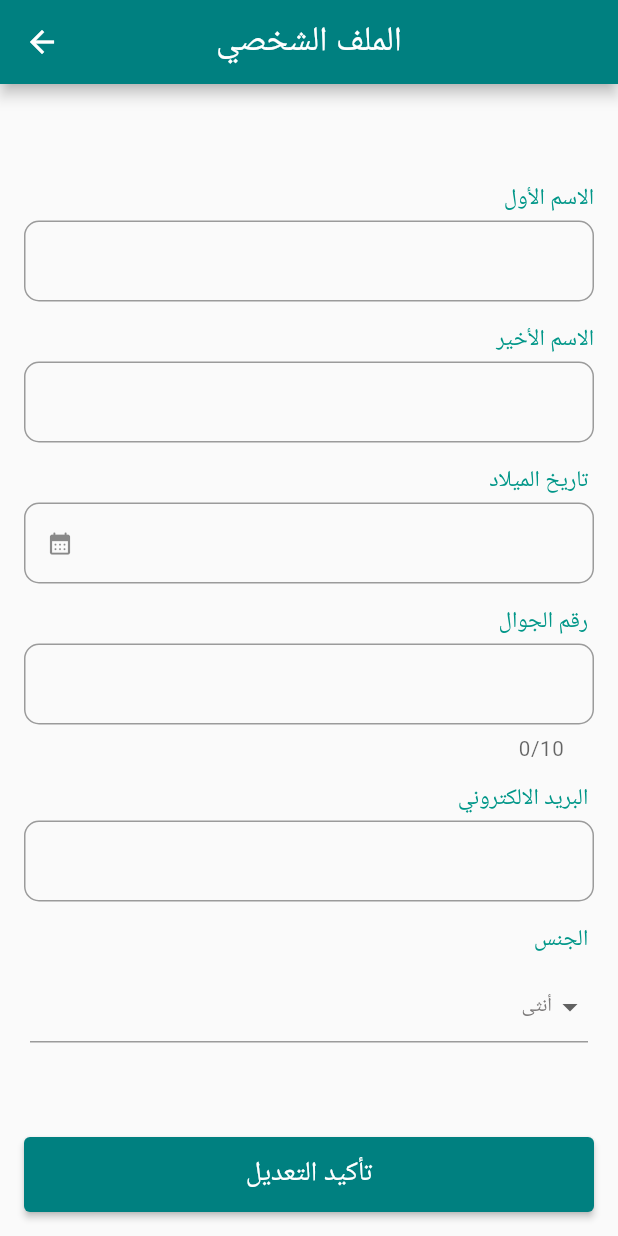
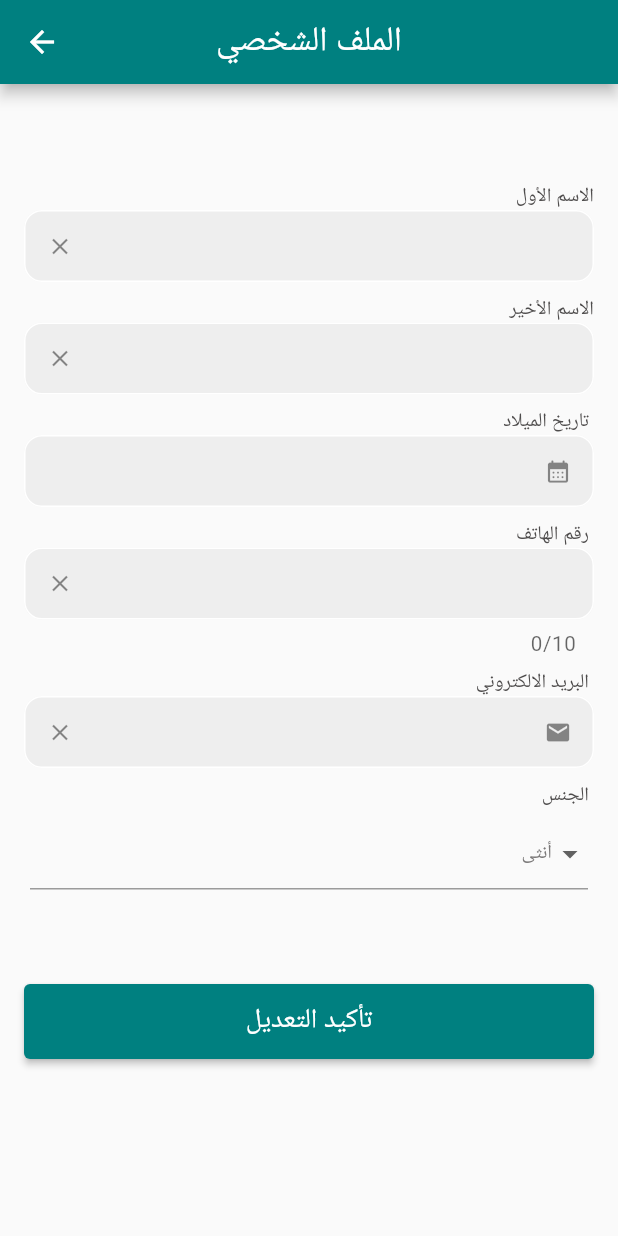
Before and after one commit to lamaali22/Qanuni2, a Flutter app: the AccountInfoScreen screen opened directly, on a phone screen of 412 x 824 dp. Run offline on Flutter 3.47's test engine with Material 2 defaults, Android fonts, the light colour scheme and no system bars; drawn by our look-alikes of oktoast; our stand-ins replace awesome_dialog, bloc, cloud_firestore, email_validator, firebase_auth, firebase_core and 11 more; missing offline and left inert: chat_gpt_sdk, flutter_stripe, rating_summary, zego_uikit_prebuilt_call; accounts and stored records are empty; Roboto replaces fonts that are missing (Cairo).

Commit message:
sadeem updates

```diff
--- a/lib/ClientProfile.dart
+++ b/lib/ClientProfile.dart
@@ -115,7 +115,10 @@ class _ClientProfileState extends State<ClientProfile> {
         backgroundColor: Color.fromARGB(255, 0, 128, 128),
         title: const Text(
           " حسابي",
-          style: TextStyle(fontFamily: 'Cairo', fontWeight: FontWeight.w500),
+          style: TextStyle(
+              fontFamily: 'Cairo',
+              fontWeight: FontWeight.w500,
+              color: Colors.white),
         ),
         centerTitle: true,
       ),
--- a/lib/consultationFromClient.dart
+++ b/lib/consultationFromClient.dart
@@ -184,7 +184,10 @@ class _BookingListScreenState extends State<BookingClientScreen>
           backgroundColor: Color.fromARGB(255, 0, 128, 128),
           title: const Text(
             "مواعيدي",
-            style: TextStyle(fontFamily: 'Cairo', fontWeight: FontWeight.w500),
+            style: TextStyle(
+                fontFamily: 'Cairo',
+                fontWeight: FontWeight.w500,
+                color: Colors.white),
           ),
           centerTitle: true,
           actions: [],
--- a/lib/consultationLawyer.dart
+++ b/lib/consultationLawyer.dart
@@ -494,7 +494,10 @@ class _BookingListScreenState extends State<BookingListScreen>
           backgroundColor: Color.fromARGB(255, 0, 128, 128),
           title: const Text(
             "مواعيدي",
-            style: TextStyle(fontFamily: 'Cairo', fontWeight: FontWeight.w500),
+            style: TextStyle(
+                fontFamily: 'Cairo',
+                fontWeight: FontWeight.w500,
+                color: Colors.white),
           ),
           centerTitle: true,
           actions: [],
--- a/lib/editProfileClient.dart
+++ b/lib/editProfileClient.dart
@@ -257,6 +257,12 @@ class _AccountInfoScreenState extends State<AccountInfoScreen> {
     } else {
       print('No user data found in Firestore for email: $email');
     }
+    initialFirstName = fNameController.text;
+    initialLastName = lNameController.text;
+    initialDOB = dOBController.text;
+    initialPhoneNum = phoneNumController.text;
+    initialEmail = emailController.text;
+    initialGender = selectedItem;
   }
 
 // Function to show a password input dialog
@@ -394,36 +400,43 @@ class _AccountInfoScreenState extends State<AccountInfoScreen> {
                     Text(
                       'الاسم الأول',
                       style: TextStyle(
-                        fontSize: 15,
-                        color: Colors.teal,
+                        fontSize: 13,
+                        color: Color.fromARGB(
+                          255,
+                          78,
+                          76,
+                          76,
+                        ),
                       ),
                     ),
-                    SizedBox(height: 5),
+                    // SizedBox(height: 5),
                     TextFormField(
                       controller: fNameController,
                       focusNode: fNameFocus,
                       style: TextStyle(
-                          fontSize: 13, height: 1.1, color: Colors.black),
+                          fontSize: 13, height: 0.9, color: Colors.black),
                       textAlign: TextAlign.right,
                       decoration: InputDecoration(
-                        labelStyle: TextStyle(
-                          fontSize: 18,
-                          color: Colors.teal,
-                        ),
+                        border: OutlineInputBorder(),
                         isDense: true,
-                        border: OutlineInputBorder(
-                          borderRadius: BorderRadius.circular(10),
+                        enabledBorder: OutlineInputBorder(
+                          borderSide: BorderSide(color: Colors.white),
+                          borderRadius: BorderRadius.circular(12),
                         ),
                         focusedBorder: OutlineInputBorder(
-                          borderRadius: BorderRadius.circular(10),
-                          borderSide: BorderSide(color: Colors.teal, width: 2),
+                          borderSide: BorderSide(color: Colors.teal),
+                          borderRadius: BorderRadius.circular(12),
                         ),
-                        contentPadding: EdgeInsets.symmetric(
-                          vertical: 20,
-                          horizontal: 20,
+                        fillColor: Colors.grey[200],
+                        filled: true,
+                        prefixIcon: IconButton(
+                          icon: Icon(Icons.clear), // Clear button icon
+                          onPressed: () {
+                            setState(() {
+                              fNameController.clear();
+                            });
+                          },
                         ),
-                        hintStyle: TextStyle(color: Colors.grey[800]),
-                        //  hintText: "الاسم الأول",
                       ),
                       validator: (value) {
                         if (value == null || value.trim().isEmpty) {
@@ -437,7 +450,7 @@ class _AccountInfoScreenState extends State<AccountInfoScreen> {
                 ),
               ),
               SizedBox(
-                height: 15,
+                height: 9,
               ),
               Container(
                 child: Column(
@@ -446,36 +459,38 @@ class _AccountInfoScreenState extends State<AccountInfoScreen> {
                     Text(
                       'الاسم الأخير',
                       style: TextStyle(
-                        fontSize: 15,
-                        color: Colors.teal,
+                        fontSize: 13,
+                        color: Color.fromARGB(255, 78, 76, 76),
                       ),
                     ),
-                    SizedBox(height: 5),
+                    // SizedBox(height: 5),
                     TextFormField(
                       controller: lNameController,
                       focusNode: lNameFocus,
                       style: TextStyle(
-                          fontSize: 13, height: 1.1, color: Colors.black),
+                          fontSize: 13, height: 0.9, color: Colors.black),
                       textAlign: TextAlign.right,
                       decoration: InputDecoration(
-                        labelStyle: TextStyle(
-                          fontSize: 18,
-                          color: Colors.teal,
-                        ),
+                        border: OutlineInputBorder(),
                         isDense: true,
-                        border: OutlineInputBorder(
-                          borderRadius: BorderRadius.circular(10),
+                        enabledBorder: OutlineInputBorder(
+                          borderSide: BorderSide(color: Colors.white),
+                          borderRadius: BorderRadius.circular(12),
                         ),
                         focusedBorder: OutlineInputBorder(
-                          borderRadius: BorderRadius.circular(10),
-                          borderSide: BorderSide(color: Colors.teal, width: 2),
+                          borderSide: BorderSide(color: Colors.teal),
+                          borderRadius: BorderRadius.circular(12),
                         ),
-                        contentPadding: EdgeInsets.symmetric(
-                          vertical: 20,
-                          horizontal: 20,
+                        fillColor: Colors.grey[200],
+                        filled: true,
+                        prefixIcon: IconButton(
+                          icon: Icon(Icons.clear), // Clear button icon
+                          onPressed: () {
+                            setState(() {
+                              lNameController.clear();
+                            });
+                          },
                         ),
-                        hintStyle: TextStyle(color: Colors.grey[800]),
-                        // hintText: "الاسم الأخير",
                       ),
                       validator: (value) {
                         if (value == null || value.trim().isEmpty) {
@@ -489,7 +504,7 @@ class _AccountInfoScreenState extends State<AccountInfoScreen> {
                 ),
               ),
               SizedBox(
-                height: 15,
+                height: 9,
               ),
               Container(
                 child: Column(
@@ -498,11 +513,11 @@ class _AccountInfoScreenState extends State<AccountInfoScreen> {
                     Text(
                       'تاريخ الميلاد ',
                       style: TextStyle(
-                        fontSize: 15,
-                        color: Colors.teal,
+                        fontSize: 13,
+                        color: Color.fromARGB(255, 78, 76, 76),
                       ),
                     ),
-                    SizedBox(height: 5),
+                    // SizedBox(height: 5),
                     Container(
                       child: TextFormField(
                         controller: dOBController,
@@ -511,26 +526,19 @@ class _AccountInfoScreenState extends State<AccountInfoScreen> {
                             fontSize: 13, height: 1.1, color: Colors.black),
                         textAlign: TextAlign.right,
                         decoration: InputDecoration(
-                            labelStyle: TextStyle(
-                              fontSize: 18,
-                              color: Colors.teal,
-                            ),
+                            border: OutlineInputBorder(),
                             isDense: true,
-                            border: OutlineInputBorder(
-                              borderRadius: BorderRadius.circular(10),
+                            enabledBorder: OutlineInputBorder(
+                              borderSide: BorderSide(color: Colors.white),
+                              borderRadius: BorderRadius.circular(12),
                             ),
                             focusedBorder: OutlineInputBorder(
-                              borderRadius: BorderRadius.circular(10),
-                              borderSide:
-                                  BorderSide(color: Colors.teal, width: 2),
+                              borderSide: BorderSide(color: Colors.teal),
+                              borderRadius: BorderRadius.circular(12),
                             ),
-                            contentPadding: EdgeInsets.symmetric(
-                              vertical: 20,
-                              horizontal: 20,
-                            ),
-                            hintStyle: TextStyle(color: Colors.grey[800]),
-                            // hintText: "تاريخ الميلاد",
-                            prefixIcon: Icon(Icons.calendar_month_rounded)),
+                            fillColor: Colors.grey[200],
+                            filled: true,
+                            suffixIcon: Icon(Icons.calendar_month_rounded)),
                         validator: (value) {
                           if (value == null || value.trim().isEmpty) {
                             return 'الرجاء تعبئة الخانة';
@@ -545,18 +553,22 @@ class _AccountInfoScreenState extends State<AccountInfoScreen> {
                         onTap: () async {
                           DateTime? pickedDate = await showDatePicker(
                             context: context,
-                            initialDate: DateTime.now(),
+                            initialDate: DateTime(2007),
                             firstDate: DateTime(1930),
-                            lastDate: DateTime.now(),
+                            lastDate: DateTime(2007),
                             builder: (BuildContext context, Widget? child) {
                               return Theme(
-                                data: ThemeData.light().copyWith(
-                                  primaryColor: Colors.teal, // Head color
-                                  hintColor: Colors.teal, // Highlight color
-                                  colorScheme:
-                                      ColorScheme.light(primary: Colors.teal),
-                                  buttonTheme: ButtonThemeData(
-                                      textTheme: ButtonTextTheme.primary),
+                                data: ThemeData.dark().copyWith(
+                                  colorScheme: ColorScheme.dark(
+                                    primary: Colors
+                                        .teal, // Change the primary color to teal
+                                  ),
+                                  textTheme: TextTheme(
+                                    headline1: TextStyle(
+                                      color: Colors
+                                          .teal, // Change the year text color to teal
+                                    ),
+                                  ),
                                 ),
                                 child: child!,
                               );
@@ -577,20 +589,20 @@ class _AccountInfoScreenState extends State<AccountInfoScreen> {
                 ),
               ),
               SizedBox(
-                height: 15,
+                height: 9,
               ),
               Container(
                 child: Column(
                   crossAxisAlignment: CrossAxisAlignment.end,
                   children: [
                     Text(
-                      'رقم الجوال ',
+                      'رقم الهاتف ',
                       style: TextStyle(
-                        fontSize: 15,
-                        color: Colors.teal,
+                        fontSize: 13,
+                        color: Color.fromARGB(255, 78, 76, 76),
                       ),
                     ),
-                    SizedBox(height: 5),
+                    // SizedBox(height: 5),
                     TextFormField(
                       controller: phoneNumController,
                       focusNode: phoneNumFocus,
@@ -599,24 +611,26 @@ class _AccountInfoScreenState extends State<AccountInfoScreen> {
                           fontSize: 13, height: 1.1, color: Colors.black),
                       textAlign: TextAlign.right,
                       decoration: InputDecoration(
-                        labelStyle: TextStyle(
-                          fontSize: 18,
-                          color: Colors.teal,
-                        ),
+                        border: OutlineInputBorder(),
                         isDense: true,
-                        border: OutlineInputBorder(
-                          borderRadius: BorderRadius.circular(10),
+                        enabledBorder: OutlineInputBorder(
+                          borderSide: BorderSide(color: Colors.white),
+                          borderRadius: BorderRadius.circular(12),
                         ),
                         focusedBorder: OutlineInputBorder(
-                          borderRadius: BorderRadius.circular(10),
-                          borderSide: BorderSide(color: Colors.teal, width: 2),
+                          borderSide: BorderSide(color: Colors.teal),
+                          borderRadius: BorderRadius.circular(12),
                         ),
-                        contentPadding: EdgeInsets.symmetric(
-                          vertical: 20,
-                          horizontal: 20,
+                        fillColor: Colors.grey[200],
+                        filled: true,
+                        prefixIcon: IconButton(
+                          icon: Icon(Icons.clear), // Clear button icon
+                          onPressed: () {
+                            setState(() {
+                              phoneNumController.clear();
+                            });
+                          },
                         ),
-                        hintStyle: TextStyle(color: Colors.grey[800]),
-                        // hintText: ' (05x xxxx xxx) رقم الهاتف',
                       ),
                       validator: (value) {
                         if (value == null || value.isEmpty) {
@@ -634,7 +648,7 @@ class _AccountInfoScreenState extends State<AccountInfoScreen> {
                 ),
               ),
               SizedBox(
-                height: 15,
+                height: 9,
               ),
               Container(
                 child: Column(
@@ -643,11 +657,11 @@ class _AccountInfoScreenState extends State<AccountInfoScreen> {
                     Text(
                       'البريد الالكتروني ',
                       style: TextStyle(
-                        fontSize: 15,
-                        color: Colors.teal,
+                        fontSize: 13,
+                        color: Color.fromARGB(255, 78, 76, 76),
                       ),
                     ),
-                    SizedBox(height: 5),
+                    // SizedBox(height: 5),
                     TextFormField(
                       onTap: () async {
                         print("ontap");
@@ -659,24 +673,27 @@ class _AccountInfoScreenState extends State<AccountInfoScreen> {
                           fontSize: 13, height: 1.1, color: Colors.black),
                       textAlign: TextAlign.right,
                       decoration: InputDecoration(
-                        labelStyle: TextStyle(
-                          fontSize: 18,
-                          color: Colors.teal,
-                        ),
+                        border: OutlineInputBorder(),
                         isDense: true,
-                        border: OutlineInputBorder(
-                          borderRadius: BorderRadius.circular(10),
+                        enabledBorder: OutlineInputBorder(
+                          borderSide: BorderSide(color: Colors.white),
+                          borderRadius: BorderRadius.circular(12),
                         ),
                         focusedBorder: OutlineInputBorder(
-                          borderRadius: BorderRadius.circular(10),
-                          borderSide: BorderSide(color: Colors.teal, width: 2),
+                          borderSide: BorderSide(color: Colors.teal),
+                          borderRadius: BorderRadius.circular(12),
                         ),
-                        contentPadding: EdgeInsets.symmetric(
-                          vertical: 20,
-                          horizontal: 20,
+                        fillColor: Colors.grey[200],
+                        filled: true,
+                        suffixIcon: Icon(Icons.email),
+                        prefixIcon: IconButton(
+                          icon: Icon(Icons.clear), // Clear button icon
+                          onPressed: () {
+                            setState(() {
+                              emailController.clear();
+                            });
+                          },
                         ),
-                        hintStyle: TextStyle(color: Colors.grey[800]),
-                        //hintText: '(example@gmail.com) البريد الالكتروني',
                       ),
                       validator: (value) {
                         if (value == null || value.trim().isEmpty) {
@@ -684,9 +701,9 @@ class _AccountInfoScreenState extends State<AccountInfoScreen> {
                         } else if (value.length > 50)
                           return ' الرجاء تعبئة الخانة بشكل صحيح';
                         else if (!validateEmail(value))
-                          return 'الرجاء ادخال بريد الكتروني صحيح';
+                          return '( Example@gmail.com )الرجاء ادخال بريد الكتروني صحيح';
                         else {
-                          if (emails.contains(value))
+                          if (emails.contains(value) && value != initialEmail)
                             return 'هذا البريد الإلكتروني مستخدم';
                         }
 
@@ -697,7 +714,7 @@ class _AccountInfoScreenState extends State<AccountInfoScreen> {
                 ),
               ),
               SizedBox(
-                height: 15,
+                height: 9,
               ),
               Container(
                 child: Column(
@@ -706,11 +723,10 @@ class _AccountInfoScreenState extends State<AccountInfoScreen> {
                     Text(
                       'الجنس ',
                       style: TextStyle(
-                        fontSize: 15,
-                        color: Colors.teal,
+                        fontSize: 13,
+                        color: Color.fromARGB(255, 78, 76, 76),
                       ),
                     ),
-                    SizedBox(height: 5),
                     Align(
                       alignment: Alignment.centerRight,
                       child: FractionallySizedBox(
--- a/lib/lawyerProfile.dart
+++ b/lib/lawyerProfile.dart
@@ -124,7 +124,10 @@ class _ViewProfileLawyerState extends State<ViewProfileLawyer> {
         backgroundColor: Color.fromARGB(255, 0, 128, 128),
         title: const Text(
           " حسابي",
-          style: TextStyle(fontFamily: 'Cairo', fontWeight: FontWeight.w500),
+          style: TextStyle(
+              fontFamily: 'Cairo',
+              fontWeight: FontWeight.w500,
+              color: Colors.white),
         ),
         centerTitle: true,
       ),
--- a/lib/presentation/screens/client_signup_screen/view.dart
+++ b/lib/presentation/screens/client_signup_screen/view.dart
@@ -353,7 +353,7 @@ class _ClientSignUpScreenState extends State<ClientSignUpScreen> {
                             onTap: () async {
                               DateTime? pickedDate = await showDatePicker(
                                 context: context,
-                                initialDate: DateTime.now(),
+                                initialDate: DateTime(2007),
                                 firstDate: DateTime(1930),
                                 lastDate: DateTime(2007),
                                 builder: (BuildContext context, Widget? child) {
--- a/lib/presentation/screens/lawyer_signup_screen/view.dart
+++ b/lib/presentation/screens/lawyer_signup_screen/view.dart
@@ -426,7 +426,7 @@ class _LawyerSignupScreenState extends State<LawyerSignupScreen> {
                             onTap: () async {
                               DateTime? pickedDate = await showDatePicker(
                                 context: context,
-                                initialDate: DateTime.now(),
+                                initialDate: DateTime(2007),
                                 firstDate: DateTime(1930),
                                 lastDate: DateTime(2007),
                                 builder: (BuildContext context, Widget? child) {
--- a/lib/presentation/screens/login_screen/view.dart
+++ b/lib/presentation/screens/login_screen/view.dart
@@ -184,7 +184,9 @@ class _LoginScreenState extends State<LoginScreen> {
                                               )))
                                       : const Text(
                                           'تسجيل الدخول',
-                                          style: TextStyle(fontSize: 18),
+                                          style: TextStyle(
+                                              fontSize: 18,
+                                              color: Colors.white),
                                         )),
                             ],
                           )),
```
Also changed, not shown: lib/homePage.dart (+17 -22 lines), lib/homePageLawyer.dart (+8 -2 lines).
